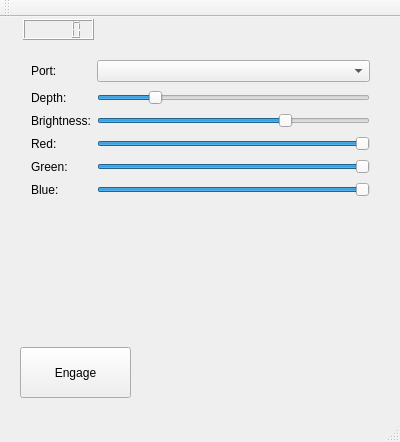
This is BackGlow_PC/mainwindow.ui in wchomik/BackGlow as Qt 5 draws it before an edit. The edited form follows.
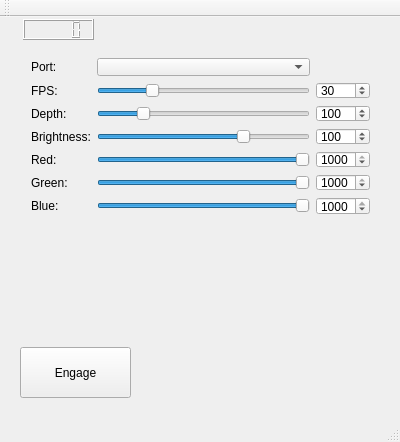
This is the edited form.

Commit message: Added spinboxes in interface and fps control

```diff
--- a/BackGlow_PC/mainwindow.ui
+++ b/BackGlow_PC/mainwindow.ui
@@ -20,7 +20,7 @@
       <x>20</x>
       <y>30</y>
       <width>361</width>
-      <height>166</height>
+      <height>178</height>
      </rect>
     </property>
     <layout class="QGridLayout" name="gridLayout">
@@ -167,6 +167,110 @@
        </property>
       </widget>
      </item>
+     <item row="2" column="2">
+      <widget class="QSpinBox" name="depthSpinBox">
+       <property name="minimum">
+        <number>1</number>
+       </property>
+       <property name="maximum">
+        <number>500</number>
+       </property>
+       <property name="value">
+        <number>100</number>
+       </property>
+      </widget>
+     </item>
+     <item row="1" column="0">
+      <widget class="QLabel" name="label_7">
+       <property name="text">
+        <string>FPS:</string>
+       </property>
+      </widget>
+     </item>
+     <item row="1" column="1">
+      <widget class="QSlider" name="fpsSlider">
+       <property name="minimum">
+        <number>1</number>
+       </property>
+       <property name="maximum">
+        <number>120</number>
+       </property>
+       <property name="pageStep">
+        <number>10</number>
+       </property>
+       <property name="value">
+        <number>30</number>
+       </property>
+       <property name="orientation">
+        <enum>Qt::Horizontal</enum>
+       </property>
+      </widget>
+     </item>
+     <item row="1" column="2">
+      <widget class="QSpinBox" name="fpsSpinBox">
+       <property name="minimum">
+        <number>1</number>
+       </property>
+       <property name="maximum">
+        <number>120</number>
+       </property>
+       <property name="value">
+        <number>30</number>
+       </property>
+      </widget>
+     </item>
+     <item row="3" column="2">
+      <widget class="QSpinBox" name="brightnessSpinBox">
+       <property name="minimum">
+        <number>1</number>
+       </property>
+       <property name="maximum">
+        <number>1000</number>
+       </property>
+       <property name="value">
+        <number>100</number>
+       </property>
+      </widget>
+     </item>
+     <item row="5" column="2">
+      <widget class="QSpinBox" name="redSpinBox">
+       <property name="minimum">
+        <number>1</number>
+       </property>
+       <property name="maximum">
+        <number>1000</number>
+       </property>
+       <property name="value">
+        <number>1000</number>
+       </property>
+      </widget>
+     </item>
+     <item row="6" column="2">
+      <widget class="QSpinBox" name="greenSpinBox">
+       <property name="minimum">
+        <number>1</number>
+       </property>
+       <property name="maximum">
+        <number>1000</number>
+       </property>
+       <property name="value">
+        <number>1000</number>
+       </property>
+      </widget>
+     </item>
+     <item row="7" column="2">
+      <widget class="QSpinBox" name="blueSpinBox">
+       <property name="minimum">
+        <number>1</number>
+       </property>
+       <property name="maximum">
+        <number>1000</number>
+       </property>
+       <property name="value">
+        <number>1000</number>
+       </property>
+      </widget>
+     </item>
     </layout>
    </widget>
    <widget class="QPushButton" name="runPushButton">
```
Left out of the diff: 3 changed lines with no effect on the pictures. The commit also changes 3 other files.
